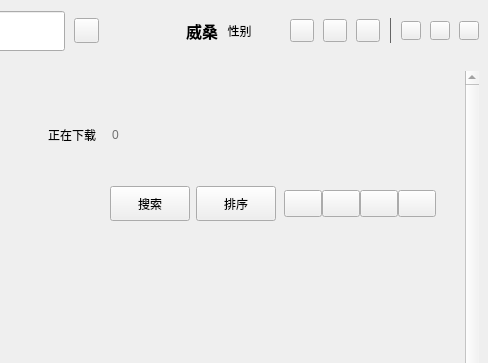
The window that KuGouStart/KuGouApp.ui (a-mo-xi-wei/KuGouApp) describes before a commit, drawn with Qt 5; both pictures show x 562 to 1050 and y 0 to 363 of the 1050 by 700 pixel window.
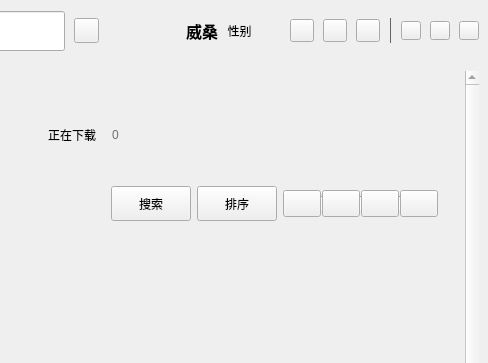
The same window after the commit. Custom widgets are drawn as their Qt base class.

Commit message: small_widget优化成功

Patch:
```diff
--- a/KuGouStart/KuGouApp.ui
+++ b/KuGouStart/KuGouApp.ui
@@ -2001,13 +2001,13 @@
                      <number>0</number>
                     </property>
                     <property name="leftMargin">
-                     <number>2</number>
+                     <number>0</number>
                     </property>
                     <property name="topMargin">
                      <number>0</number>
                     </property>
                     <property name="rightMargin">
-                     <number>2</number>
+                     <number>0</number>
                     </property>
                     <property name="bottomMargin">
                      <number>0</number>
@@ -2028,6 +2028,39 @@
                       </property>
                      </widget>
                     </item>
+                    <item>
+                     <widget class="Line" name="line_2">
+                      <property name="sizePolicy">
+                       <sizepolicy hsizetype="Fixed" vsizetype="Fixed">
+                        <horstretch>0</horstretch>
+                        <verstretch>0</verstretch>
+                       </sizepolicy>
+                      </property>
+                      <property name="minimumSize">
+                       <size>
+                        <width>1</width>
+                        <height>15</height>
+                       </size>
+                      </property>
+                      <property name="maximumSize">
+                       <size>
+                        <width>1</width>
+                        <height>16777215</height>
+                       </size>
+                      </property>
+                      <property name="font">
+                       <font>
+                        <family>宋体</family>
+                       </font>
+                      </property>
+                      <property name="lineWidth">
+                       <number>1</number>
+                      </property>
+                      <property name="orientation">
+                       <enum>Qt::Orientation::Vertical</enum>
+                      </property>
+                     </widget>
+                    </item>
                     <item>
                      <widget class="QToolButton" name="local_zhuanji_toolButton">
                       <property name="toolTip">
@@ -2044,6 +2077,36 @@
                       </property>
                      </widget>
                     </item>
+                    <item>
+                     <widget class="Line" name="line_3">
+                      <property name="sizePolicy">
+                       <sizepolicy hsizetype="Fixed" vsizetype="Fixed">
+                        <horstretch>0</horstretch>
+                        <verstretch>0</verstretch>
+                       </sizepolicy>
+                      </property>
+                      <property name="minimumSize">
+                       <size>
+                        <width>1</width>
+                        <height>15</height>
+                       </size>
+                      </property>
+                      <property name="maximumSize">
+                       <size>
+                        <width>1</width>
+                        <height>16777215</height>
+                       </size>
+                      </property>
+                      <property name="font">
+                       <font>
+                        <family>宋体</family>
+                       </font>
+                      </property>
+                      <property name="orientation">
+                       <enum>Qt::Orientation::Vertical</enum>
+                      </property>
+                     </widget>
+                    </item>
                     <item>
                      <widget class="QToolButton" name="local_singer_toolButton">
                       <property name="toolTip">
@@ -2060,6 +2123,36 @@
                       </property>
                      </widget>
                     </item>
+                    <item>
+                     <widget class="Line" name="line_4">
+                      <property name="sizePolicy">
+                       <sizepolicy hsizetype="Fixed" vsizetype="Fixed">
+                        <horstretch>0</horstretch>
+                        <verstretch>0</verstretch>
+                       </sizepolicy>
+                      </property>
+                      <property name="minimumSize">
+                       <size>
+                        <width>1</width>
+                        <height>15</height>
+                       </size>
+                      </property>
+                      <property name="maximumSize">
+                       <size>
+                        <width>1</width>
+                        <height>16777215</height>
+                       </size>
+                      </property>
+                      <property name="font">
+                       <font>
+                        <family>宋体</family>
+                       </font>
+                      </property>
+                      <property name="orientation">
+                       <enum>Qt::Orientation::Vertical</enum>
+                      </property>
+                     </widget>
+                    </item>
                     <item>
                      <widget class="QToolButton" name="local_file_toolButton">
                       <property name="toolTip">
```
